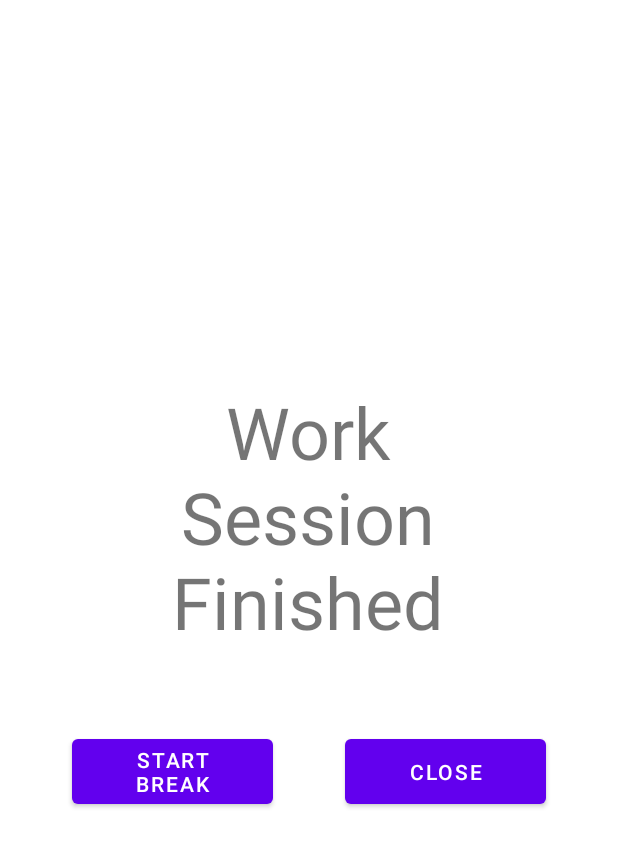
After one commit to M-J-Y-21/PomodoroApp, an Android app: the layout activity_popup.xml on its own in the app's theme, with its tools: preview values and no code run, on a phone screen of 412 x 824 dp. The commit adds this screen. Shown: the top 847 px of the screen. Run offline under Robolectric (Android 15) with nearby library versions, the phone set to English and light mode, and no system bars.

Commit message:
Added Pop up activity to serve as dialog when timer ends asking the user to either reset timer or not

```diff
--- a/app/build.gradle
+++ b/app/build.gradle
@@ -1,6 +1,7 @@
 plugins {
     id 'com.android.application'
     id 'kotlin-android'
+    //id 'kotlin-kapt'
 }
 
 android {
@@ -32,6 +33,7 @@ android {
     }
     buildFeatures {
         viewBinding true
+        //dataBinding true
     }
 }
 
@@ -48,7 +50,7 @@ dependencies {
     androidTestImplementation 'androidx.test.ext:junit:1.1.2'
     androidTestImplementation 'androidx.test.espresso:espresso-core:3.3.0'
     implementation 'me.zhanghai.android.materialprogressbar:library:1.6.1'
-    compile 'com.pavelsikun:material-seekbar-preference:2.3.0'
+    implementation 'com.pavelsikun:material-seekbar-preference:2.3.0'
 
 
 }
--- /dev/null
+++ b/app/src/main/res/layout/activity_popup.xml
@@ -0,0 +1,43 @@
+<?xml version="1.0" encoding="utf-8"?>
+<androidx.constraintlayout.widget.ConstraintLayout xmlns:android="http://schemas.android.com/apk/res/android"
+    xmlns:app="http://schemas.android.com/apk/res-auto"
+    xmlns:tools="http://schemas.android.com/tools"
+    android:layout_width="match_parent"
+    android:layout_height="match_parent"
+    tools:context=".PopupActivity">
+
+    <Button
+        android:id="@+id/btnBreakN"
+        android:layout_width="134dp"
+        android:layout_height="55dp"
+        android:layout_marginTop="20dp"
+        android:text="Close"
+        app:layout_constraintEnd_toEndOf="parent"
+        app:layout_constraintStart_toEndOf="@+id/btnBreakY"
+        app:layout_constraintTop_toBottomOf="@+id/textView" />
+
+    <Button
+        android:id="@+id/btnBreakY"
+        android:layout_width="134dp"
+        android:layout_height="55dp"
+        android:layout_marginTop="20dp"
+        android:text="Start Break"
+        app:layout_constraintEnd_toStartOf="@id/btnBreakN"
+        app:layout_constraintHorizontal_bias="1.0"
+        app:layout_constraintStart_toStartOf="parent"
+        app:layout_constraintTop_toBottomOf="@+id/textView" />
+
+    <TextView
+        android:id="@+id/textView"
+        android:layout_width="286dp"
+        android:layout_height="211dp"
+        android:text="Work Session Finished"
+        android:textAlignment="center"
+        android:textSize="48sp"
+        app:layout_constraintBottom_toBottomOf="parent"
+        app:layout_constraintEnd_toEndOf="parent"
+        app:layout_constraintHorizontal_bias="0.496"
+        app:layout_constraintStart_toStartOf="parent"
+        app:layout_constraintTop_toTopOf="parent"
+        app:layout_constraintVertical_bias="0.417" />
+</androidx.constraintlayout.widget.ConstraintLayout>
--- a/app/src/main/res/values/strings.xml
+++ b/app/src/main/res/values/strings.xml
@@ -9,4 +9,5 @@
 
     <string name="hello_first_fragment">Hello first fragment</string>
     <string name="hello_second_fragment">Hello second fragment. Arg: %1$s</string>
+    <string name="pop_up_dialog">This is a pop up dialog</string>
 </resources>
```
Also changed, not shown: app/src/main/AndroidManifest.xml (+9 -2 lines), app/src/main/java/com/example/pomodoroapp/MainActivity.kt (+64 -32 lines), app/src/main/java/com/example/pomodoroapp/PopupActivity.kt (added, +54 -0 lines), app/src/main/java/com/example/pomodoroapp/TimerExpiredReceiver.kt (+24 -0 lines), app/src/main/java/com/example/pomodoroapp/util/NotificationUtil.kt (+5 -2 lines).
